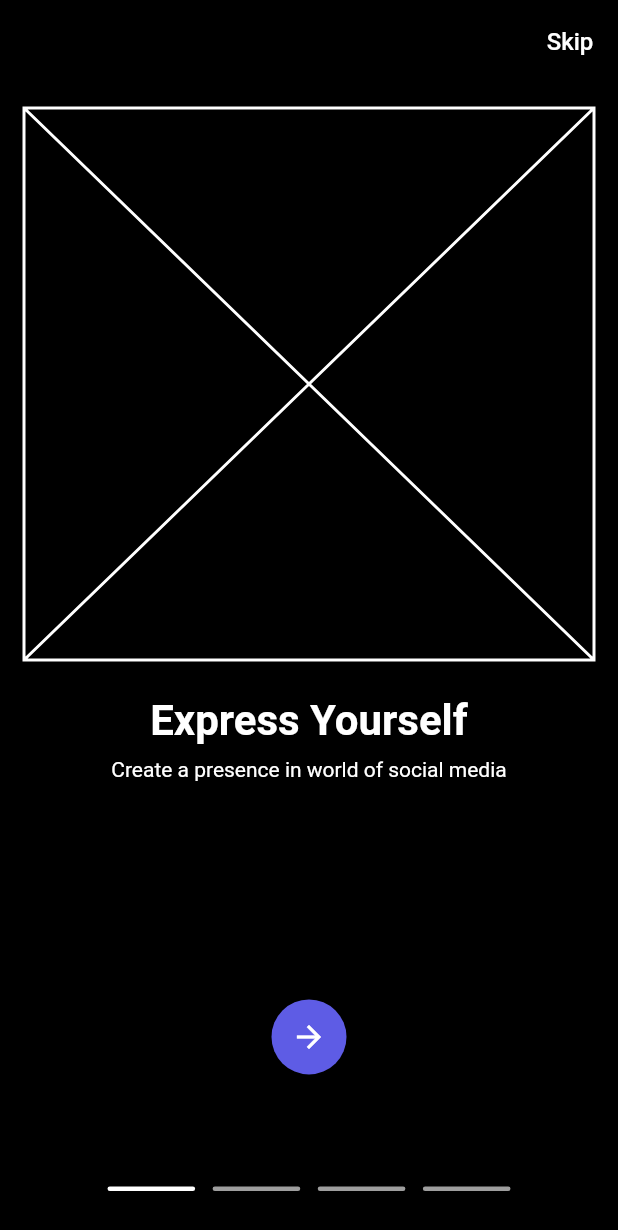
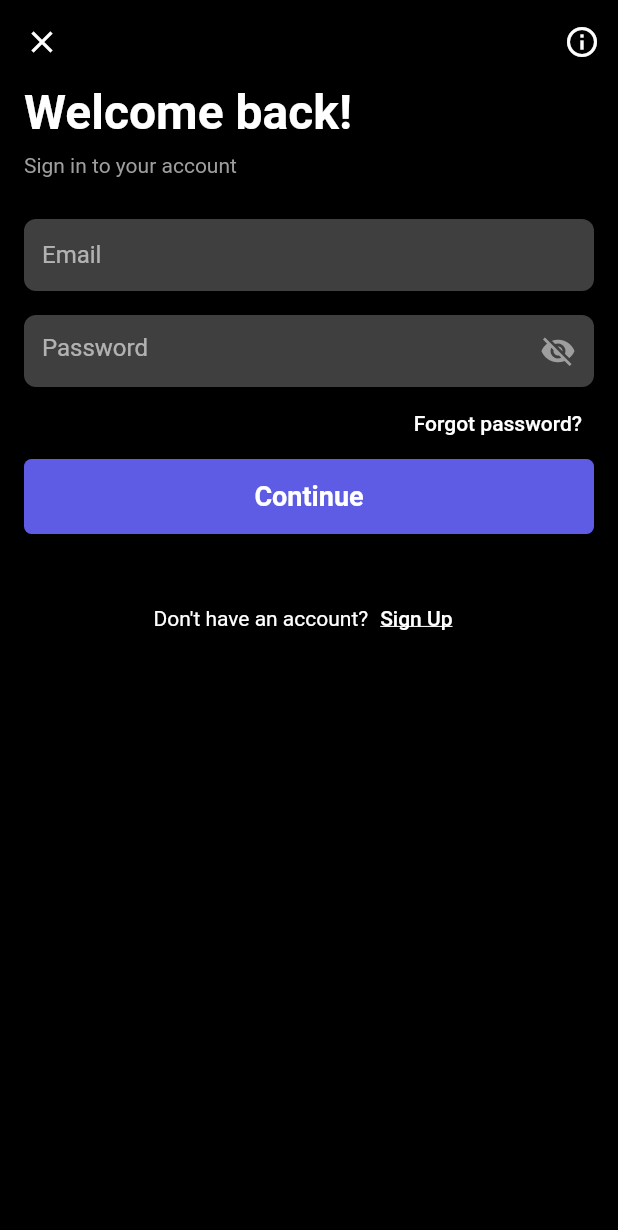
Before and after one commit to Rkshrest/appx, a Flutter app: the screen it shows after launch, on a phone screen of 412 x 824 dp. Shown: the top 1230 px of the screen. Run offline on Flutter 3.47's test engine with Material 2 defaults, Android fonts, the light colour scheme and no system bars; our stand-ins replace flutter_svg.

Commit message:
worked on login screen

```diff
--- a/lib/main.dart
+++ b/lib/main.dart
@@ -1,5 +1,5 @@
-import 'package:appx/views/Onboarding/onboarding.dart';
-import 'package:appx/views/auth/login_selector.dart';
+// import 'package:appx/views/Onboarding/onboarding.dart';
+import 'package:appx/views/auth/data/login.dart';
 import 'package:flutter/material.dart';
 
 void main() => runApp(const MyApp());
@@ -13,14 +13,20 @@ class MyApp extends StatelessWidget {
       debugShowCheckedModeBanner: false,
       title: 'Material App',
       theme: ThemeData(
-        primaryColorDark: const Color(0xff282a36),
+        brightness: Brightness.dark,
+        primaryColor: Colors.grey,
+        primaryColorDark: Colors.grey,
+        appBarTheme: const AppBarTheme(
+          elevation: 0.0,
+          backgroundColor: Colors.black,
+        ),
         textTheme: const TextTheme(
           bodyText2: TextStyle(
             color: Colors.white,
           ),
         ),
       ),
-      home: Onbarding(),
+      home: const LoginDataGetter(),
     );
   }
 }
--- /dev/null
+++ b/lib/views/auth/data/login.dart
@@ -0,0 +1,151 @@
+import 'package:flutter/material.dart';
+
+class LoginDataGetter extends StatelessWidget {
+  const LoginDataGetter({Key? key}) : super(key: key);
+
+  @override
+  Widget build(BuildContext context) {
+    return Scaffold(
+      backgroundColor: const Color(0xff000000),
+      appBar: AppBar(
+        leading: IconButton(
+          icon: const Icon(
+            Icons.close,
+          ),
+          onPressed: () {},
+        ),
+        actions: [
+          IconButton(
+            onPressed: () {},
+            icon: const Icon(
+              Icons.info_outline,
+            ),
+          ),
+        ],
+      ),
+      body: Padding(
+        padding: const EdgeInsets.only(left: 16.0, right: 16.0),
+        child: Column(
+          mainAxisSize: MainAxisSize.max,
+          children: [
+            const SizedBox(
+              width: double.infinity,
+              child: Text(
+                "Welcome back!",
+                style: TextStyle(fontSize: 32, fontWeight: FontWeight.bold),
+              ),
+            ),
+            const Padding(
+              padding: EdgeInsets.only(top: 8.0),
+              child: SizedBox(
+                width: double.infinity,
+                child: Text(
+                  "Sign in to your account",
+                  textAlign: TextAlign.left,
+                  style: TextStyle(
+                    color: Colors.grey,
+                  ),
+                ),
+              ),
+            ),
+            Padding(
+              padding: const EdgeInsets.only(top: 28.0),
+              child: ClipRRect(
+                borderRadius: const BorderRadius.all(
+                  Radius.circular(8),
+                ),
+                child: TextField(
+                  keyboardType: TextInputType.emailAddress,
+                  decoration: InputDecoration(
+                    hintText: "Email",
+                    fillColor: Colors.grey.withOpacity(.4),
+                    focusColor: Colors.grey,
+                    filled: true,
+                    border: InputBorder.none,
+                  ),
+                ),
+              ),
+            ),
+            Padding(
+              padding: const EdgeInsets.only(top: 16.0),
+              child: ClipRRect(
+                borderRadius: const BorderRadius.all(
+                  Radius.circular(8),
+                ),
+                child: TextField(
+                  keyboardType: TextInputType.visiblePassword,
+                  decoration: InputDecoration(
+                    hintText: "Password",
+                    suffixIcon: IconButton(
+                      icon: const Icon(
+                        Icons.visibility_off,
+                        color: Colors.grey,
+                      ),
+                      onPressed: () {},
+                    ),
+                    fillColor: Colors.grey.withOpacity(.4),
+                    focusColor: Colors.grey,
+                    filled: true,
+                    border: InputBorder.none,
+                  ),
+                ),
+              ),
+            ),
+            Row(
+              children: [
+                const Spacer(),
+                TextButton(
+                  onPressed: () {},
+                  child: const Text(
+                    "Forgot password?",
+                    style: TextStyle(
+                      color: Colors.white,
+                    ),
+                  ),
+                ),
+              ],
+            ),
+            Container(
+              width: double.infinity,
+              height: 50,
+              child: const Center(
+                child: Text(
+                  "Continue",
+                  style: TextStyle(
+                    fontSize: 18,
+                    fontWeight: FontWeight.bold,
+                  ),
+                ),
+              ),
+              decoration: const BoxDecoration(
+                color: Color(0xff5E5CE5),
+                borderRadius: BorderRadius.all(
+                  Radius.circular(5),
+                ),
+              ),
+            ),
+            Padding(
+              padding: const EdgeInsets.all(32.0),
+              child: Row(
+                mainAxisAlignment: MainAxisAlignment.center,
+                children: [
+                  const Text("Don't have an account?"),
+                  TextButton(
+                    child: const Text(
+                      "Sign Up",
+                      style: TextStyle(
+                        color: Colors.white,
+                        decoration: TextDecoration.underline,
+                      ),
+                    ),
+                    onPressed: () {},
+                  )
+                ],
+              ),
+            )
+          ],
+        ),
+      ),
+    );
+  }
+}
```
Also changed, not shown: pubspec.yaml (+1 -6 lines), pubspec.lock.
